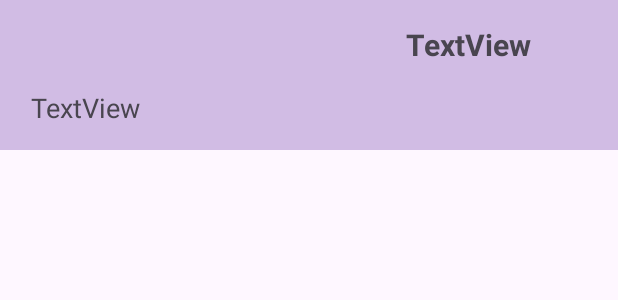
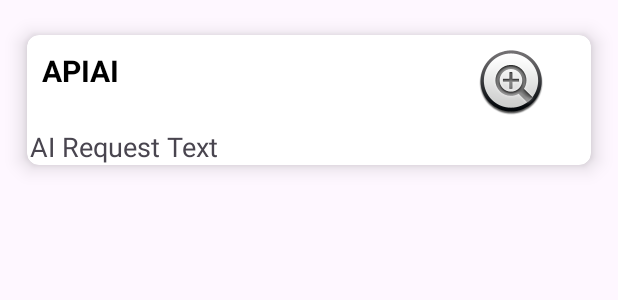
Before and after one commit to PedroBerrueco/APPAI, an Android app: the layout item_base.xml on its own in the app's theme, with its tools: preview values and no code run, on a phone screen of 412 x 824 dp. Shown: the top 300 px of the screen. Run offline under Robolectric (Android 15) with nearby library versions, the phone set to English and light mode, and no system bars.

Commit message:
demoOK commit

```diff
--- a/app/src/main/AndroidManifest.xml
+++ b/app/src/main/AndroidManifest.xml
@@ -16,6 +16,9 @@
         android:usesCleartextTraffic="true"
         tools:targetApi="31">
         <activity
+            android:name=".ui.score.ScoreActivity"
+            android:exported="false" />
+        <activity
             android:name=".ui.welcome.InitialActivity"
             android:exported="true">
             <intent-filter>
@@ -26,8 +29,7 @@
         </activity>
         <activity
             android:name=".ui.recycler.MainActivity"
-            android:exported="true">
-        </activity>
+            android:exported="true"></activity>
     </application>
 
 </manifest>
--- a/app/src/main/java/com/pberrueco/apiai/ui/recycler/MainViewModel.kt
+++ b/app/src/main/java/com/pberrueco/apiai/ui/recycler/MainViewModel.kt
@@ -30,6 +30,12 @@ class MainViewModel : ViewModel() {
 
     }
 
+    fun deleteQuestion(context: Context, question: LiveData<String?>){
+        viewModelScope.launch(Dispatchers.IO){
+            DataStoreManager.deleteData(context)
+        }
+    }
+
     fun getResponse(question: String) {
         viewModelScope.launch(Dispatchers.IO) {
             try {
--- a/app/src/main/java/com/pberrueco/apiai/ui/welcome/InitialActivity.kt
+++ b/app/src/main/java/com/pberrueco/apiai/ui/welcome/InitialActivity.kt
@@ -29,7 +29,7 @@ class InitialActivity : AppCompatActivity() {
     private fun saveQuestion() {
         val user = binding.etQuestion.text.toString().trim()
         if(!user.isNullOrEmpty()){
-            ViewModel.saveUserName(this, user)
+            ViewModel.saveQuestion(this, user)
             goToRecycler()
         }else{
             Toast.makeText(this, "Escribe una pregunta", Toast.LENGTH_SHORT).show()
--- a/app/src/main/java/com/pberrueco/apiai/ui/welcome/InitialViewModel.kt
+++ b/app/src/main/java/com/pberrueco/apiai/ui/welcome/InitialViewModel.kt
@@ -8,9 +8,9 @@ import kotlinx.coroutines.Dispatchers
 import kotlinx.coroutines.launch
 
 class InitialViewModel : ViewModel() {
-    fun saveUserName(context: Context, username: String){
+    fun saveQuestion(context: Context, question: String){
         viewModelScope.launch(Dispatchers.IO){
-            DataStoreManager.saveData(context, username)
+            DataStoreManager.saveData(context, question)
         }
     }
 }
--- a/app/src/main/res/layout/item_base.xml
+++ b/app/src/main/res/layout/item_base.xml
@@ -1,36 +1,47 @@
 <?xml version="1.0" encoding="utf-8"?>
-<androidx.constraintlayout.widget.ConstraintLayout xmlns:android="http://schemas.android.com/apk/res/android"
+<androidx.cardview.widget.CardView xmlns:android="http://schemas.android.com/apk/res/android"
     xmlns:app="http://schemas.android.com/apk/res-auto"
     android:layout_width="match_parent"
     android:layout_height="wrap_content"
-    android:background="#D1BCE4">
+    android:layout_margin="5dp"
+    app:cardBackgroundColor="@color/white"
+    app:cardCornerRadius="8dp"
+    app:cardElevation="8dp"
+    app:cardMaxElevation="10dp"
+    app:cardPreventCornerOverlap="true"
+    app:cardUseCompatPadding="true">
+
+    <RelativeLayout
+        android:layout_width="match_parent"
+        android:layout_height="match_parent">
+
 
         <TextView
             android:id="@+id/tv_ai"
-        android:layout_width="wrap_content"
+            android:layout_width="match_parent"
             android:layout_height="wrap_content"
-        android:layout_marginStart="64dp"
-        android:layout_marginTop="16dp"
-        android:text="TextView"
+            android:layout_marginStart="10dp"
+            android:layout_marginTop="10dp"
+            android:drawableEnd="@android:drawable/btn_plus"
+            android:text="@string/app_name"
+            android:textColor="@color/black"
             android:textSize="20sp"
-        android:textStyle="bold"
-        app:layout_constraintEnd_toEndOf="parent"
-        app:layout_constraintHorizontal_bias="0.78"
-        app:layout_constraintStart_toStartOf="parent"
-        app:layout_constraintTop_toTopOf="parent" />
+            android:textStyle="bold" />
+
 
         <TextView
             android:id="@+id/tv_request"
-        android:layout_width="wrap_content"
+            android:layout_width="match_parent"
             android:layout_height="wrap_content"
-        android:layout_marginTop="16dp"
-        android:layout_marginBottom="16dp"
-        android:text="TextView"
-        android:textAppearance="@style/TextAppearance.AppCompat.Medium"
-        app:layout_constraintBottom_toBottomOf="parent"
-        app:layout_constraintEnd_toEndOf="parent"
-        app:layout_constraintHorizontal_bias="0.06"
-        app:layout_constraintStart_toStartOf="parent"
-        app:layout_constraintTop_toBottomOf="@+id/tv_ai" />
-
-</androidx.constraintlayout.widget.ConstraintLayout>
+            android:layout_below="@id/tv_ai"
+            android:layout_alignParentStart="true"
+            android:layout_marginStart="2dp"
+            android:layout_marginTop="8dp"
+            android:layout_marginEnd="8dp"
+            android:drawablePadding="2dp"
+            android:ellipsize="end"
+            android:maxLines="3"
+            android:text="@string/tv_req"
+            android:textSize="18sp" />
+    </RelativeLayout>
+</androidx.cardview.widget.CardView>
--- a/app/src/main/res/values/strings.xml
+++ b/app/src/main/res/values/strings.xml
@@ -1,6 +1,7 @@
 <resources>
     <string name="app_name">APIAI</string>
-    <string name="ratingsbutton">Valoraciones IAs</string>
+    <string name="ratingsbutton">Valora las Respuestas</string>
     <string name="hint_question">pregunta</string>
     <string name="btn_question">Enviar</string>
+    <string name="tv_req">AI Request Text</string>
 </resources>
```
Also changed, not shown: app/src/main/java/com/pberrueco/apiai/data/network/AIService.kt (+13 -0 lines), app/src/main/java/com/pberrueco/apiai/data/network/model/ScoreResponse.kt (added, +17 -0 lines), app/src/main/java/com/pberrueco/apiai/ui/AIAdapter.kt (+18 -1 lines), app/src/main/java/com/pberrueco/apiai/ui/recycler/MainActivity.kt (+14 -0 lines), app/src/main/java/com/pberrueco/apiai/ui/score/ScoreActivity.kt (added, +96 -0 lines), app/src/main/java/com/pberrueco/apiai/ui/score/ScoreViewModel.kt (added, +54 -0 lines), app/src/main/res/layout/activity_main.xml (+12 -0 lines), app/src/main/res/layout/activity_score.xml (added, +137 -0 lines). Lines whose indentation alone changed are shown as unchanged.
